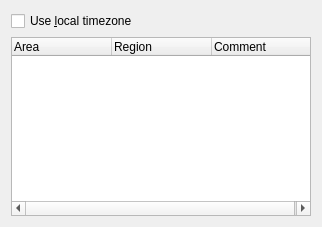
mgottschlag/kwin-tiling, file plasma/applets/libplasmaclock/timezonesConfig.ui: the form before one commit.
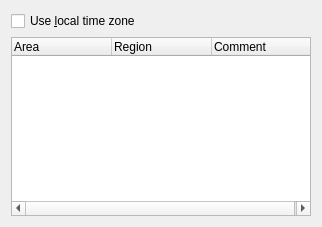
The form after the commit. Custom widgets are drawn as their Qt base class.

Commit message: timezone -> time zone for consistency

The edit to the form file:
```diff
--- a/plasma/applets/libplasmaclock/timezonesConfig.ui
+++ b/plasma/applets/libplasmaclock/timezonesConfig.ui
@@ -13,7 +13,7 @@
    <item>
     <widget class="QCheckBox" name="localTimeZone" >
      <property name="text" >
-      <string>Use &amp;local timezone</string>
+      <string>Use &amp;local time zone</string>
      </property>
     </widget>
    </item>
```
